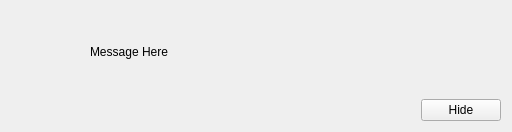
The window that src/gui/widgets/window_message_widget.ui (mbasaglia/glaxnimate) describes before a commit, drawn with Qt 5.
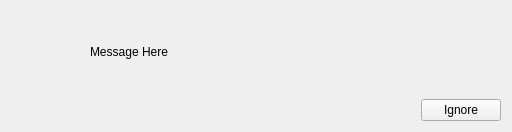
The same window after the commit. Icons and pictures are not drawn.

```diff
--- a/src/gui/widgets/window_message_widget.ui
+++ b/src/gui/widgets/window_message_widget.ui
@@ -84,7 +84,7 @@
      <item>
       <widget class="QPushButton" name="pushButton">
        <property name="text">
-        <string>Hide</string>
+        <string>Ignore</string>
        </property>
        <property name="icon">
         <iconset theme="dialog-close">
```
